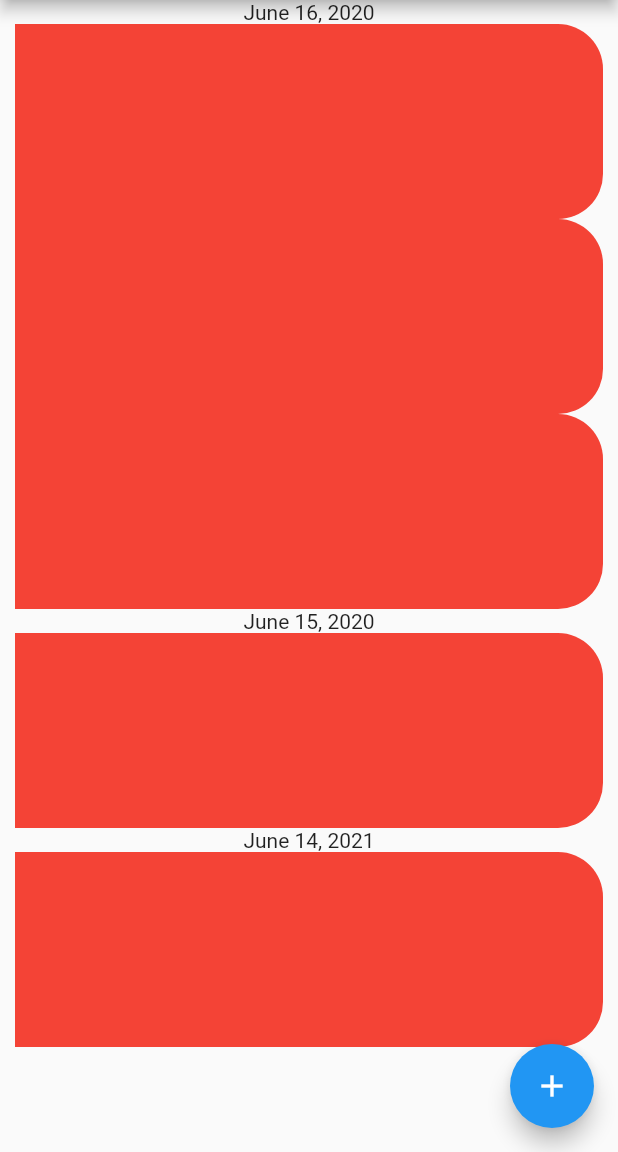
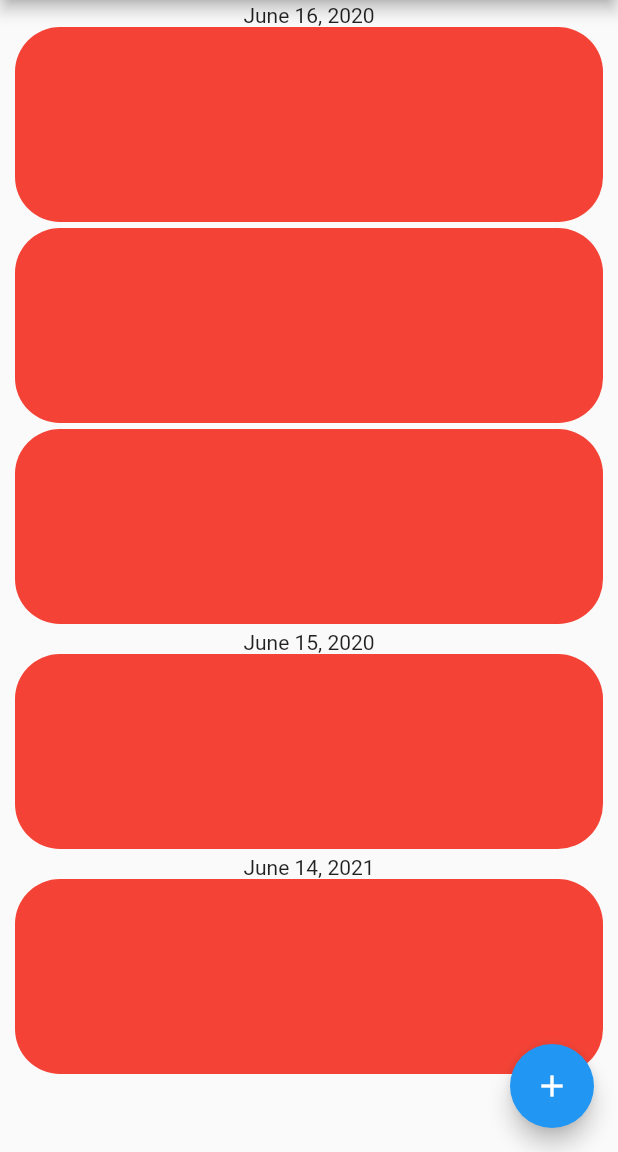
Before and after one commit to kohenro19/muscle_dairay_flutter_001, a Flutter app: the screen it shows after launch, on a phone screen of 412 x 824 dp, the part 84-1236 px from its top. Run offline on Flutter 3.47's test engine with Material 2 defaults, Android fonts, the light colour scheme and no system bars.

Commit message:
update the ui

```diff
--- a/lib/main.dart
+++ b/lib/main.dart
@@ -72,33 +72,33 @@ class _MyHomePageState extends State<MyHomePage> {
       "time": "2020-06-16T10:31:12.000Z",
       "category": "肩",
       "exercise": "サイドレイズ",
-      // "weight": 12
+      "weight": 12
     },
     {
       "time": "2020-06-16T10:29:35.000Z",
       "category": "大胸筋",
       "exercise": "ベンチプレス",
-      // "weight": 90
+      "weight": 90
 
     },
     {
       "time": "2020-06-16T10:29:35.000Z",
       "category": "脚",
       "exercise": "レッグエクステンション",
-      // "weight": 30
+      "weight": 30
 
     },
     {
       "time": "2020-06-15T09:41:18.000Z",
       "category": "背中",
       "exercise": "ラットプルダウン",
-      // "weight": 45
+      "weight": 45
     },
     {
       "time": "2021-06-14T09:40:58.000Z",
       "category": "腹筋",
       "exercise": "シットアップ",
-      // "weight": 10
+      "weight": 10
     }
   ];
 
@@ -132,14 +132,20 @@ class _MyHomePageState extends State<MyHomePage> {
                 isSameDate = date.isSameDate(prevDate);
               }
               if (index == 0 || !(isSameDate)) {
-                return Column(children: [
-                  Text(date.formatDate()),
-                  Notecard(title: list[index]['category'].toString())
-                ]);
+                return Padding(
+                  padding: EdgeInsets.all(2), // 隣のColumnとの間に余白を付ける
+                  child: Column(children: [
+                    Text(date.formatDate()),
+                    Notecard(title: list[index]['category'].toString())
+                  ]),
+                );
               } else {
-                return Column(children: [ // Columnがないと横幅が広がる
-                  Notecard(title: list[index]['category'].toString())
-                ]);
+                return Padding(
+                  padding: EdgeInsets.all(2), // 隣のColumnとの間に余白を付ける
+                  child: Column(children: [ // Columnがないと横幅が広がる
+                    Notecard(title: list[index]['category'].toString())
+                  ]),
+                );
 
               }
             }
--- a/lib/note_card.dart
+++ b/lib/note_card.dart
@@ -25,7 +25,9 @@ class _NotecardState extends State<Notecard> {
             color: Colors.red,
             borderRadius: BorderRadius.only(
               topRight: Radius.circular(30),
-              bottomRight: Radius.circular(30)
+              topLeft: Radius.circular(30),
+              bottomRight: Radius.circular(30),
+              bottomLeft: Radius.circular(30)
             )
           ),
         );
```
